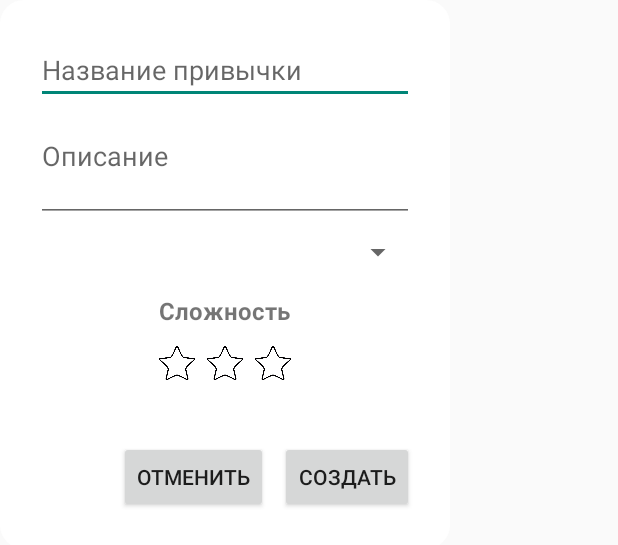
After one commit to anny-nov/MotivationAppMobile, an Android app built with Jetpack Compose: the layout fragment_create_habit.xml on its own in the app's theme, with its tools: preview values and no code run, on a phone screen of 412 x 824 dp. The commit adds this screen. Shown: the top 545 px of the screen. Run offline under Robolectric (Android 15) with nearby library versions, the phone set to English and light mode, and no system bars; network calls fail.

Commit message:
Added Create Habit window

```diff
--- a/app/src/main/java/com/example/motivationapp/data/models/Habit.kt
+++ b/app/src/main/java/com/example/motivationapp/data/models/Habit.kt
@@ -7,5 +7,6 @@ data class Habit(
     val name: String,                // Название привычки
     val description: String? = null, // Описание (опционально)
     val repeat: String,              // Тип повторения
+    val difficulty: Int = 1,
     val createAt: String? = null // Время создания
 )
--- a/app/src/main/java/com/example/motivationapp/data/network/ApiService.kt
+++ b/app/src/main/java/com/example/motivationapp/data/network/ApiService.kt
@@ -33,7 +33,8 @@ interface ApiService {
         @Query("name") name: String,
         @Query("description") description: String,
         @Query("user_id") userId: Int,
-        @Query("repeat") repeat: String
+        @Query("repeat") repeat: String,
+        @Query("difficulty") difficulty: Int
     ): Response<Habit>
 
     // Создать событие для привычки
--- a/app/src/main/java/com/example/motivationapp/data/repository/HabitRepository.kt
+++ b/app/src/main/java/com/example/motivationapp/data/repository/HabitRepository.kt
@@ -21,7 +21,8 @@ class HabitRepository(private val apiService: ApiService) {
             name = habit.name,
             description = habit.description ?: "",
             userId = habit.userId,
-            repeat = habit.repeat
+            repeat = habit.repeat,
+            difficulty = habit.difficulty
         )
         return if (response.isSuccessful) {
             response.body()
--- a/app/src/main/java/com/example/motivationapp/ui/fragments/CreateHabitFragment.kt
+++ /dev/null
@@ -1 +0,0 @@
-package com.example.motivationapp.ui.fragments
--- a/app/src/main/java/com/example/motivationapp/ui/fragments/HabitListFragment.kt
+++ b/app/src/main/java/com/example/motivationapp/ui/fragments/HabitListFragment.kt
@@ -25,9 +25,9 @@ class HabitListFragment : Fragment() {
         super.onViewCreated(view, savedInstanceState)
 
         binding.addHabitButton.setOnClickListener {
-            // TODO: здесь откроется окно создания привычки
-            Toast.makeText(requireContext(), "Добавить привычку", Toast.LENGTH_SHORT).show()
+            CreateHabitDialogFragment().show(parentFragmentManager, "CreateHabitDialog")
         }
+
     }
 
     override fun onDestroyView() {
--- /dev/null
+++ b/app/src/main/res/drawable/dialog_background.xml
@@ -0,0 +1,10 @@
+<shape xmlns:android="http://schemas.android.com/apk/res/android"
+    android:shape="rectangle">
+    <solid android:color="#FFFFFFFF"/>
+    <corners android:radius="16dp"/>
+    <padding
+        android:left="8dp"
+        android:top="8dp"
+        android:right="8dp"
+        android:bottom="8dp"/>
+</shape>
--- /dev/null
+++ b/app/src/main/res/layout/fragment_create_habit.xml
@@ -0,0 +1,102 @@
+<?xml version="1.0" encoding="utf-8"?>
+<LinearLayout xmlns:android="http://schemas.android.com/apk/res/android"
+    android:layout_width="300dp"
+    android:layout_height="wrap_content"
+    android:orientation="vertical"
+    android:padding="24dp"
+    android:background="@drawable/dialog_background"
+    android:gravity="center">
+
+    <EditText
+        android:id="@+id/habitNameEditText"
+        android:layout_width="match_parent"
+        android:layout_height="wrap_content"
+        android:hint="Название привычки"
+        android:inputType="text" />
+
+    <EditText
+        android:id="@+id/habitDescriptionEditText"
+        android:layout_width="match_parent"
+        android:layout_height="wrap_content"
+        android:hint="Описание"
+        android:inputType="textMultiLine"
+        android:lines="2"
+        android:gravity="top"
+        android:layout_marginTop="12dp"/>
+
+    <Spinner
+        android:id="@+id/repeat_spinner"
+        android:layout_width="match_parent"
+        android:layout_height="wrap_content"
+        android:layout_marginTop="8dp"
+        android:layout_marginBottom="16dp"
+        android:spinnerMode="dropdown"
+        />
+
+    <LinearLayout
+        android:layout_width="match_parent"
+        android:layout_height="wrap_content"
+        android:orientation="vertical"
+        android:layout_marginBottom="16dp"
+        android:gravity="center_horizontal">
+
+        <TextView
+            android:id="@+id/difficultyLabel"
+            android:layout_width="wrap_content"
+            android:layout_height="wrap_content"
+            android:text="Сложность"
+            android:textSize="16sp"
+            android:textStyle="bold"
+            android:layout_marginBottom="8dp" />
+
+        <LinearLayout
+            android:id="@+id/starContainer"
+            android:layout_width="wrap_content"
+            android:layout_height="wrap_content"
+            android:orientation="horizontal"
+            android:gravity="center">
+
+            <ImageView
+                android:id="@+id/star1"
+                android:layout_width="32dp"
+                android:layout_height="32dp"
+                android:src="@drawable/ic_star_outline"
+                android:padding="4dp" />
+
+            <ImageView
+                android:id="@+id/star2"
+                android:layout_width="32dp"
+                android:layout_height="32dp"
+                android:src="@drawable/ic_star_outline"
+                android:padding="4dp" />
+
+            <ImageView
+                android:id="@+id/star3"
+                android:layout_width="32dp"
+                android:layout_height="32dp"
+                android:src="@drawable/ic_star_outline"
+                android:padding="4dp" />
+        </LinearLayout>
+    </LinearLayout>
+
+    <LinearLayout
+        android:layout_width="match_parent"
+        android:layout_height="wrap_content"
+        android:orientation="horizontal"
+        android:gravity="end"
+        android:layout_marginTop="20dp">
+
+        <Button
+            android:id="@+id/cancelButton"
+            android:layout_width="wrap_content"
+            android:layout_height="wrap_content"
+            android:text="Отменить" />
+
+        <Button
+            android:id="@+id/createButton"
+            android:layout_width="wrap_content"
+            android:layout_height="wrap_content"
+            android:text="Создать"
+            android:layout_marginStart="8dp" />
+    </LinearLayout>
+</LinearLayout>
```
Also changed, not shown: app/src/main/java/com/example/motivationapp/ui/fragments/CreateHabitDialogFragment.kt (added, +122 -0 lines), app/src/main/res/drawable/ic_star_filled.png (added), app/src/main/res/drawable/ic_star_outline.png (added).
